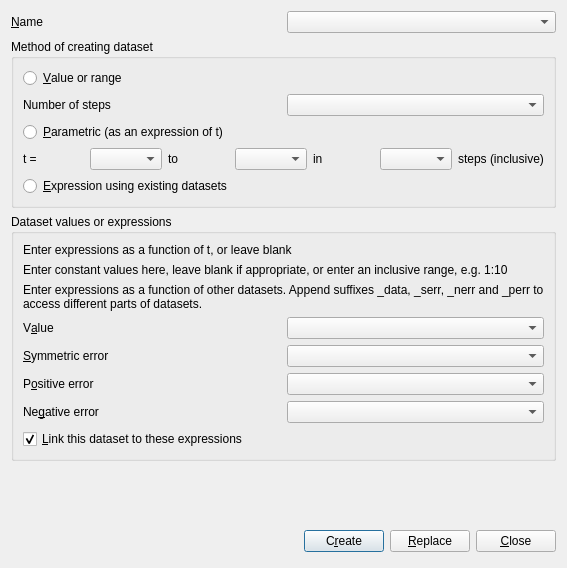
The window that dialogs/datacreate.ui (veusz/veusz) describes before a commit, drawn with Qt 5.
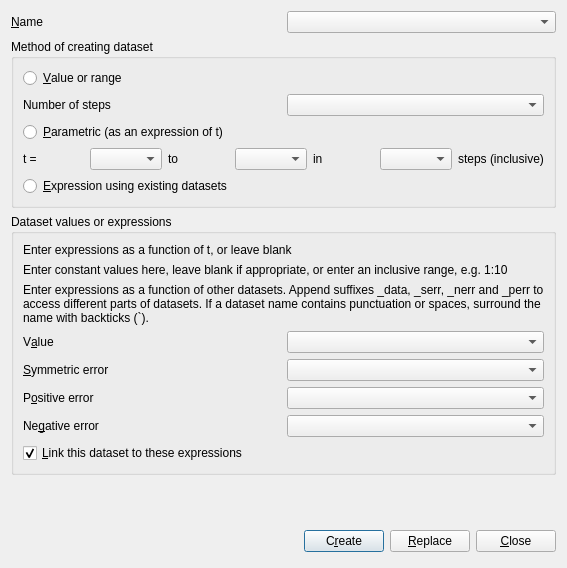
The same window after the commit. Custom widgets are drawn as their Qt base class.

Commit message: Change from using $ to ` to quote dataset names in expressions. SimpleRead has been substantially changed to allow commas to be dropped in import descriptors. Non alpha-numeric dataset names can be quoted in import descriptors. csv im=mports can also use non alpha-numeric dataset names.

```diff
--- a/dialogs/datacreate.ui
+++ b/dialogs/datacreate.ui
@@ -169,9 +169,9 @@
        </widget>
       </item>
       <item>
-       <widget class="QLabel" name="expressionhelperlabel" >
-        <property name="text" >
-         <string>Enter expressions as a function of other datasets. Append suffixes _data, _serr, _nerr and _perr to access different parts of datasets.</string>
+       <widget class="QLabel" name="expressionhelperlabel">
+        <property name="text">
+         <string>Enter expressions as a function of other datasets. Append suffixes _data, _serr, _nerr and _perr to access different parts of datasets. If a dataset name contains punctuation or spaces, surround the name with backticks (`).</string>
         </property>
         <property name="wordWrap" >
          <bool>true</bool>
```
Left out of the diff: 195 changed lines with no effect on the pictures. The commit also changes 9 other files.
